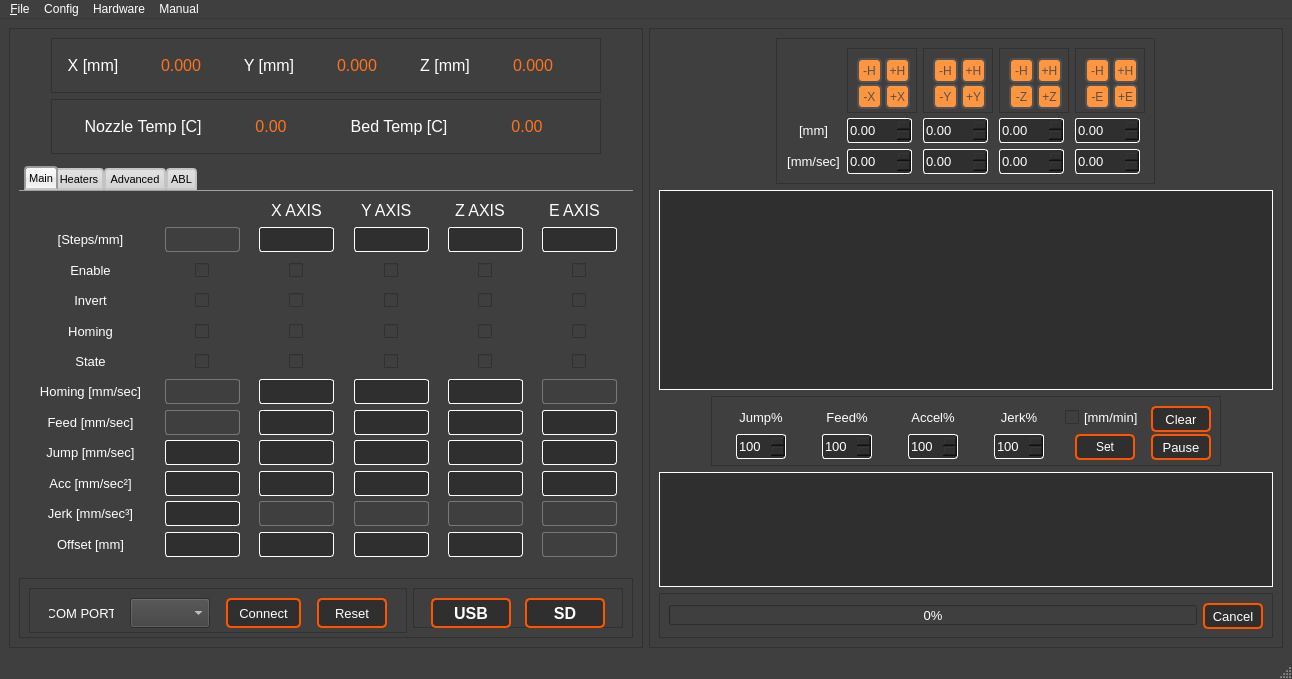
The window that Docs/QtDesigner/mainwindow_design.ui (PanagiotisMenounos/3DHex) describes before a commit, drawn with Qt 5.
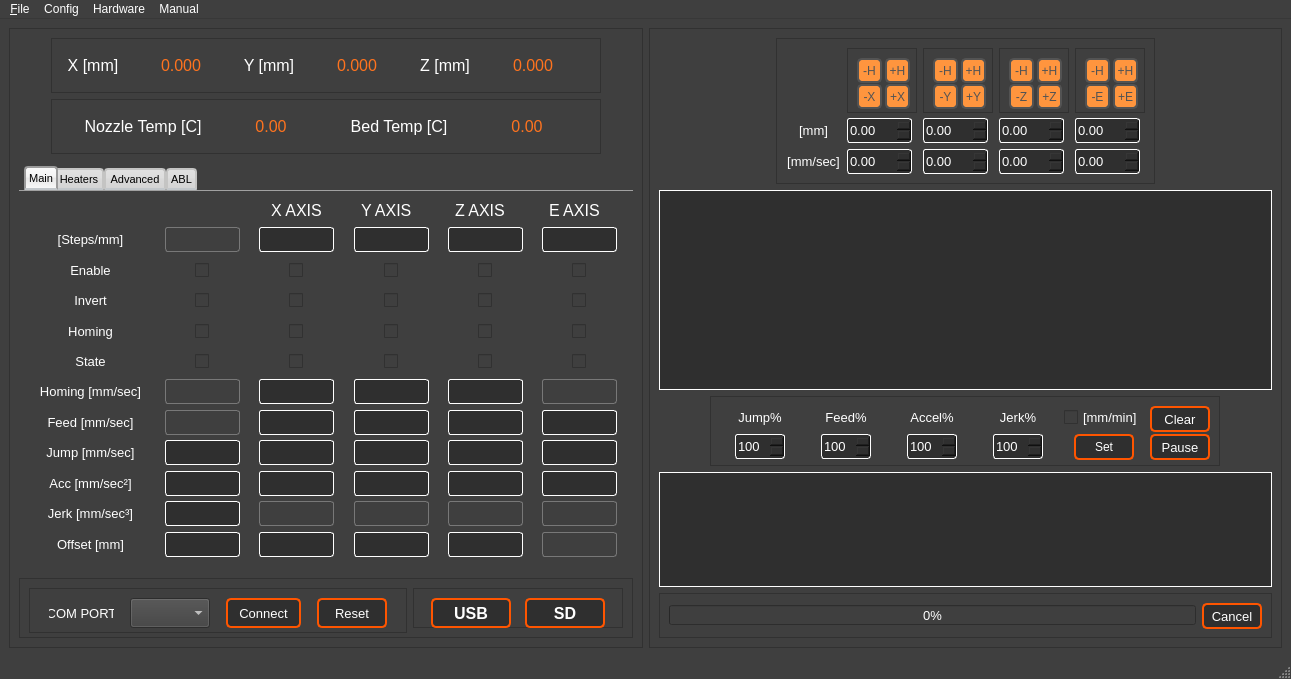
The same window after the commit.

```diff
--- a/Docs/QtDesigner/mainwindow_design.ui
+++ b/Docs/QtDesigner/mainwindow_design.ui
@@ -6,7 +6,7 @@
    <rect>
     <x>0</x>
     <y>0</y>
-    <width>1292</width>
+    <width>1291</width>
     <height>679</height>
    </rect>
   </property>
@@ -9970,7 +9970,7 @@
     <rect>
      <x>0</x>
      <y>0</y>
-     <width>1292</width>
+     <width>1291</width>
      <height>21</height>
     </rect>
    </property>
```
